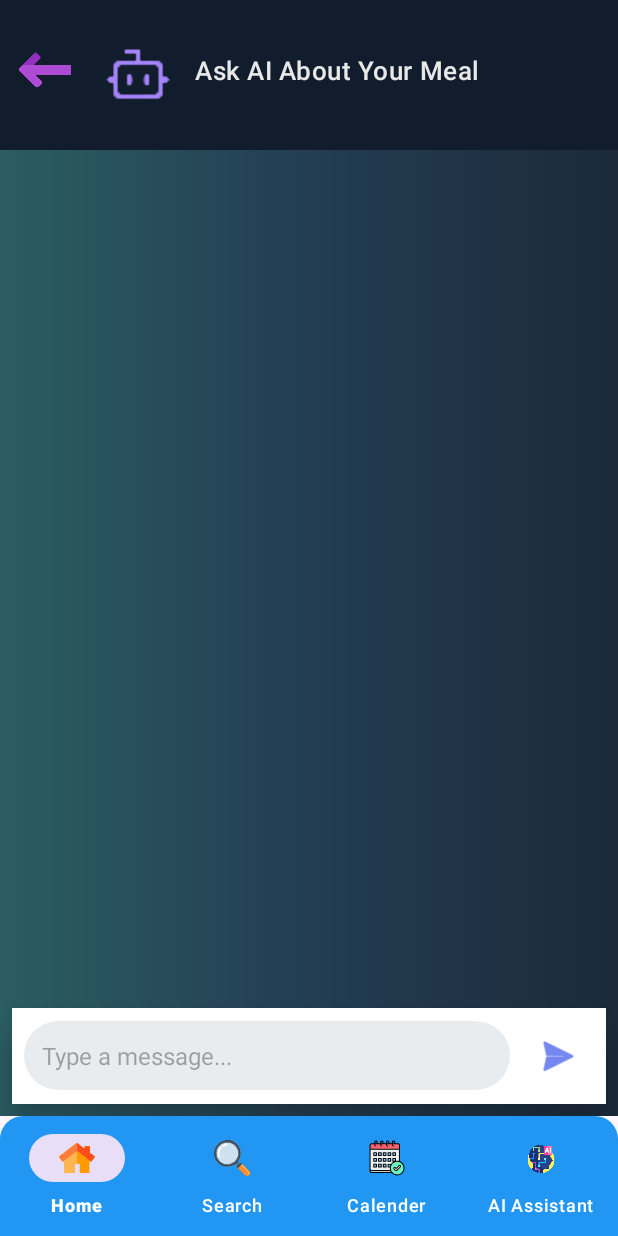
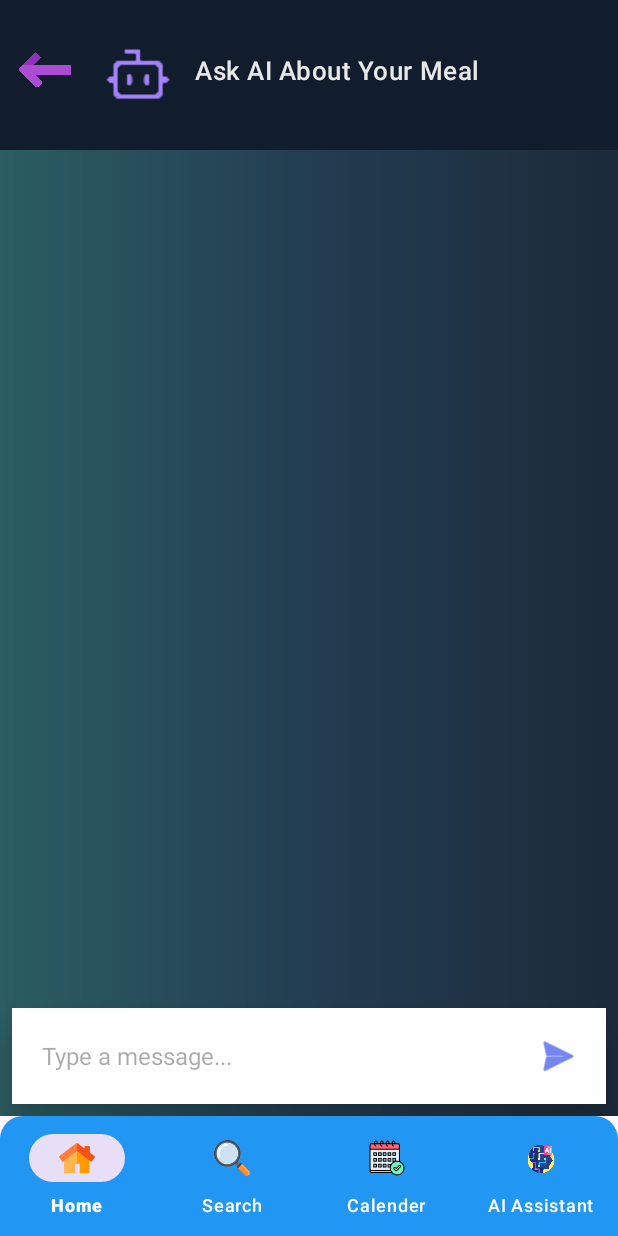
Before and after one commit to AbdelrhmanEmadMarouf/smart-food-planner, an Android app built with Jetpack Compose: the fragment AI placed in its activity, on a phone screen of 412 x 824 dp. Run offline under Robolectric (Android 15) with nearby library versions, the phone set to English and light mode, and no system bars.

Commit message:
here i make my branch (updated version) like the main branch

```diff
--- a/app/src/main/res/layout/fragment_a_i.xml
+++ b/app/src/main/res/layout/fragment_a_i.xml
@@ -126,13 +126,16 @@
             android:layout_height="wrap_content"
             android:layout_weight="1"
             android:background="@drawable/edittext_background"
-            android:backgroundTint="#E9ECEF"
+            android:backgroundTint="#FFFFFF"
             android:hint="@string/type_a_message"
             android:inputType="textMultiLine"
             android:maxLines="4"
             android:padding="12dp"
             android:scrollbars="vertical"
-            android:textSize="16sp" />
+            android:textSize="16sp"
+            android:textColor="@color/black"
+            />
+
 
 
         <ImageButton
```
